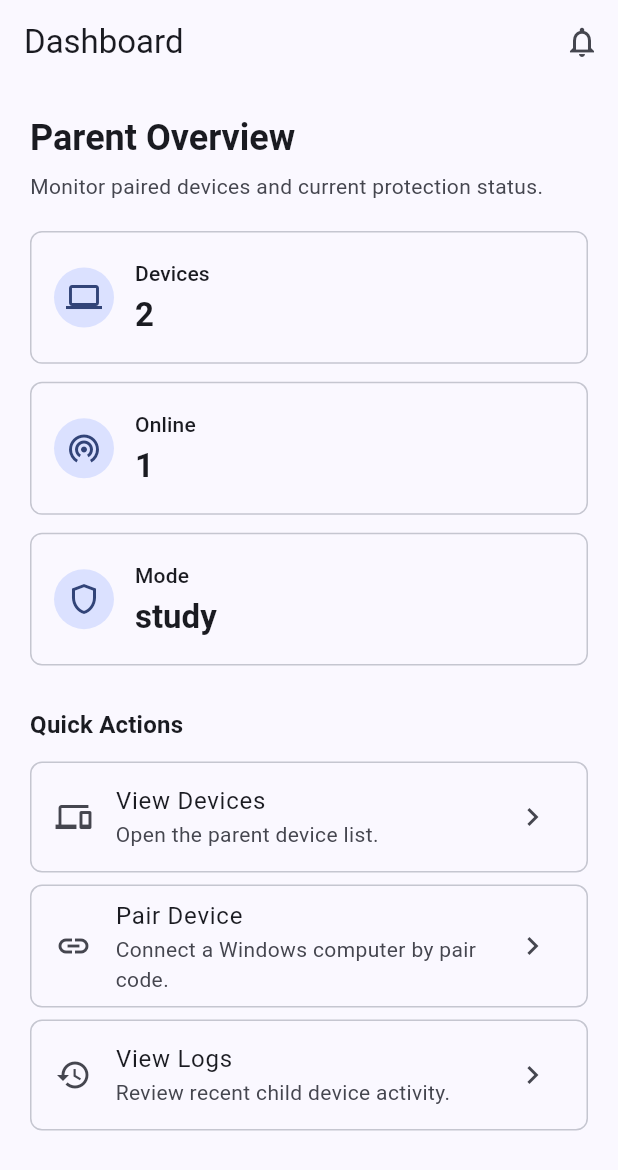
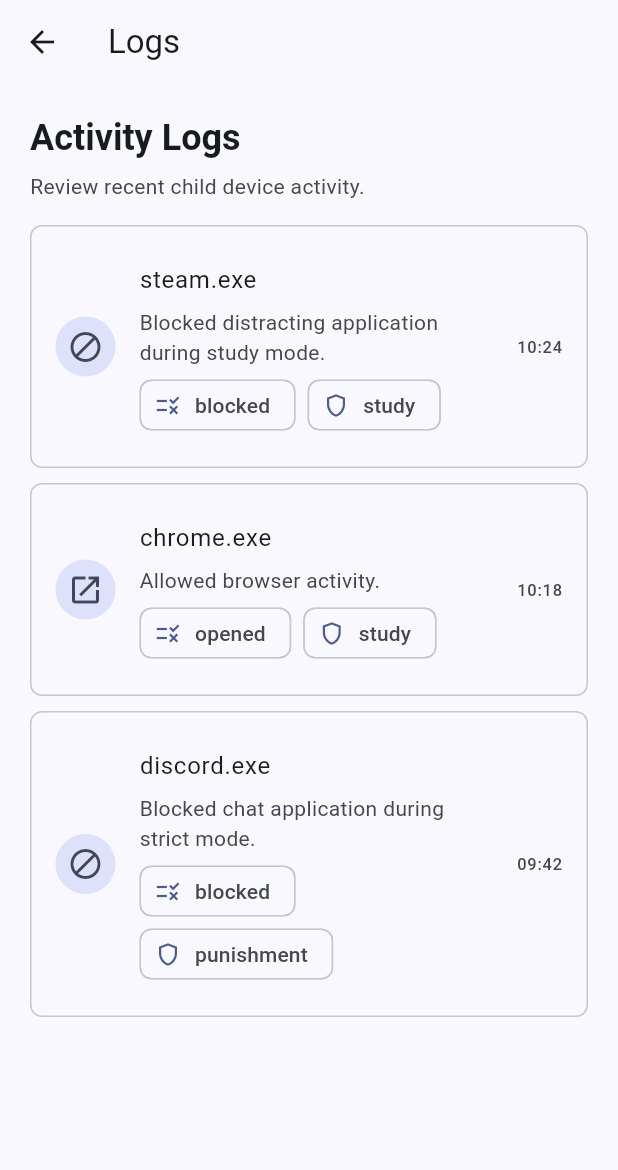
Before and after one commit to bathach56/KidGuard, a Flutter app: the DashboardScreen screen opened directly, after a tap on "View Logs", on a phone screen of 412 x 824 dp. Shown: the top 1170 px of the screen. Run offline on Flutter 3.47's test engine with Material 3 defaults, Android fonts, the phone set to English and light mode, and no system bars.

Commit message:
feat: add mobile log view

```diff
--- a/mobile/lib/src/features/dashboard/presentation/dashboard_screen.dart
+++ b/mobile/lib/src/features/dashboard/presentation/dashboard_screen.dart
@@ -1,6 +1,7 @@
 import 'package:flutter/material.dart';
 
 import '../../devices/presentation/device_list_screen.dart';
+import '../../logs/presentation/log_list_screen.dart';
 
 class DashboardScreen extends StatelessWidget {
   const DashboardScreen({super.key});
@@ -72,7 +73,13 @@ class DashboardScreen extends StatelessWidget {
               icon: Icons.history_outlined,
               title: 'View Logs',
               subtitle: 'Review recent child device activity.',
-              onTap: () {},
+              onTap: () {
+                Navigator.of(context).push(
+                  MaterialPageRoute<void>(
+                    builder: (_) => const LogListScreen(),
+                  ),
+                );
+              },
             ),
           ],
         ),
--- a/mobile/lib/src/features/devices/presentation/device_detail_screen.dart
+++ b/mobile/lib/src/features/devices/presentation/device_detail_screen.dart
@@ -1,5 +1,6 @@
 import 'package:flutter/material.dart';
 
+import '../../logs/presentation/log_list_screen.dart';
 import 'device_list_screen.dart';
 
 class DeviceDetailScreen extends StatefulWidget {
@@ -122,9 +123,21 @@ class _DeviceDetailScreenState extends State<DeviceDetailScreen> {
             const SizedBox(height: 16),
             _InfoSection(
               title: 'Recent Activity',
-              children: const [
-                _InfoRow(label: 'Last Log', value: 'No activity synced yet'),
-                _InfoRow(label: 'Blocked Apps', value: '0 today'),
+              children: [
+                const _InfoRow(label: 'Last Log', value: 'No activity synced yet'),
+                const _InfoRow(label: 'Blocked Apps', value: '0 today'),
+                const SizedBox(height: 12),
+                OutlinedButton.icon(
+                  onPressed: () {
+                    Navigator.of(context).push(
+                      MaterialPageRoute<void>(
+                        builder: (_) => LogListScreen(device: device),
+                      ),
+                    );
+                  },
+                  icon: const Icon(Icons.history_outlined),
+                  label: const Text('View Logs'),
+                ),
               ],
             ),
           ],
--- /dev/null
+++ b/mobile/lib/src/features/logs/presentation/log_list_screen.dart
@@ -0,0 +1,152 @@
+import 'package:flutter/material.dart';
+
+import '../../devices/presentation/device_list_screen.dart';
+
+class LogListScreen extends StatelessWidget {
+  const LogListScreen({super.key, this.device});
+
+  final DeviceSummary? device;
+
+  static const _logs = [
+    _LogEntry(
+      processName: 'steam.exe',
+      action: 'blocked',
+      mode: 'study',
+      message: 'Blocked distracting application during study mode.',
+      createdAt: '10:24',
+    ),
+    _LogEntry(
+      processName: 'chrome.exe',
+      action: 'opened',
+      mode: 'study',
+      message: 'Allowed browser activity.',
+      createdAt: '10:18',
+    ),
+    _LogEntry(
+      processName: 'discord.exe',
+      action: 'blocked',
+      mode: 'punishment',
+      message: 'Blocked chat application during strict mode.',
+      createdAt: '09:42',
+    ),
+  ];
+
+  @override
+  Widget build(BuildContext context) {
+    final textTheme = Theme.of(context).textTheme;
+    final subtitle = device == null
+        ? 'Review recent child device activity.'
+        : 'Recent activity for ${device!.name}.';
+
+    return Scaffold(
+      appBar: AppBar(
+        title: const Text('Logs'),
+      ),
+      body: SafeArea(
+        child: ListView.separated(
+          padding: const EdgeInsets.all(20),
+          itemCount: _logs.length + 1,
+          separatorBuilder: (_, index) => SizedBox(height: index == 0 ? 16 : 10),
+          itemBuilder: (context, index) {
+            if (index == 0) {
+              return Column(
+                crossAxisAlignment: CrossAxisAlignment.start,
+                children: [
+                  Text(
+                    'Activity Logs',
+                    style: textTheme.headlineSmall?.copyWith(
+                      fontWeight: FontWeight.w700,
+                    ),
+                  ),
+                  const SizedBox(height: 6),
+                  Text(
+                    subtitle,
+                    style: textTheme.bodyMedium?.copyWith(
+                      color: Theme.of(context).colorScheme.onSurfaceVariant,
+                    ),
+                  ),
+                ],
+              );
+            }
+
+            return _LogTile(log: _logs[index - 1]);
+          },
+        ),
+      ),
+    );
+  }
+}
+
+class _LogTile extends StatelessWidget {
+  const _LogTile({required this.log});
+
+  final _LogEntry log;
+
+  @override
+  Widget build(BuildContext context) {
+    final colorScheme = Theme.of(context).colorScheme;
+
+    return ListTile(
+      contentPadding: const EdgeInsets.all(16),
+      shape: RoundedRectangleBorder(
+        borderRadius: BorderRadius.circular(8),
+        side: BorderSide(color: colorScheme.outlineVariant),
+      ),
+      leading: CircleAvatar(
+        backgroundColor: colorScheme.secondaryContainer,
+        foregroundColor: colorScheme.onSecondaryContainer,
+        child: Icon(
+          log.action == 'blocked'
+              ? Icons.block_outlined
+              : Icons.open_in_new_outlined,
+        ),
+      ),
+      title: Text(log.processName),
+      subtitle: Padding(
+        padding: const EdgeInsets.only(top: 6),
+        child: Column(
+          crossAxisAlignment: CrossAxisAlignment.start,
+          children: [
+            Text(log.message),
+            const SizedBox(height: 8),
+            Wrap(
+              spacing: 8,
+              runSpacing: 8,
+              children: [
+                Chip(
+                  avatar: const Icon(Icons.rule_outlined, size: 18),
+                  label: Text(log.action),
+                  visualDensity: VisualDensity.compact,
+                  materialTapTargetSize: MaterialTapTargetSize.shrinkWrap,
+                ),
+                Chip(
+                  avatar: const Icon(Icons.shield_outlined, size: 18),
+                  label: Text(log.mode),
+                  visualDensity: VisualDensity.compact,
+                  materialTapTargetSize: MaterialTapTargetSize.shrinkWrap,
+                ),
+              ],
+            ),
+          ],
+        ),
+      ),
+      trailing: Text(log.createdAt),
+    );
+  }
+}
+
+class _LogEntry {
+  const _LogEntry({
+    required this.processName,
+    required this.action,
+    required this.mode,
+    required this.message,
+    required this.createdAt,
+  });
+
+  final String processName;
+  final String action;
+  final String mode;
+  final String message;
+  final String createdAt;
+}
```
Also changed, not shown: 3 other files.
